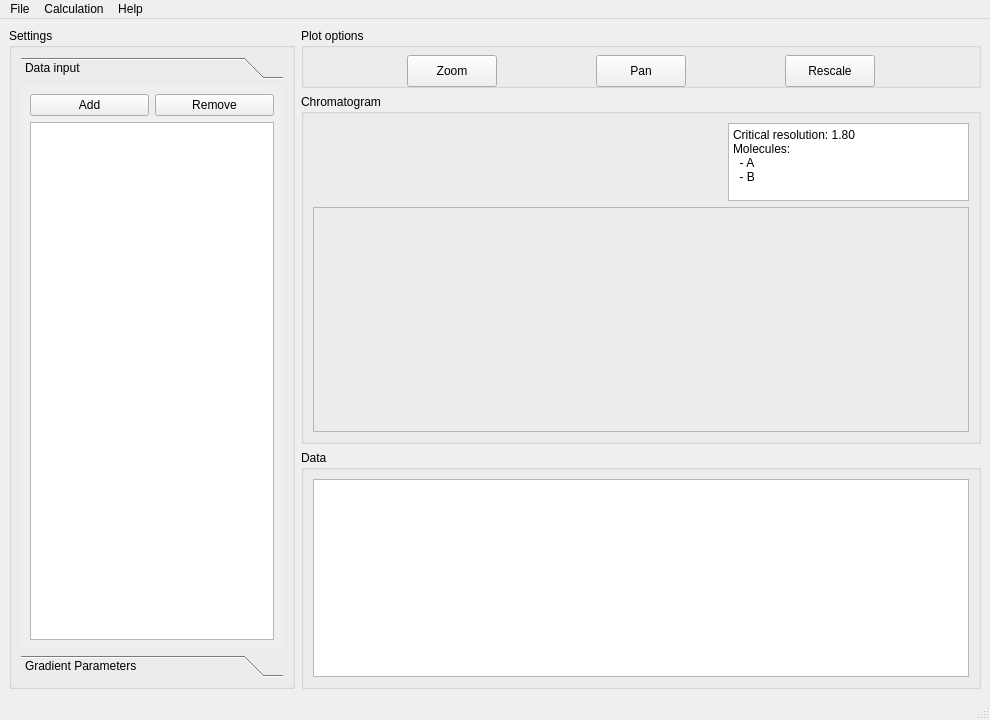
gmrandazzo/PyLSS, file gui/mainwindow.ui: the form before one commit.
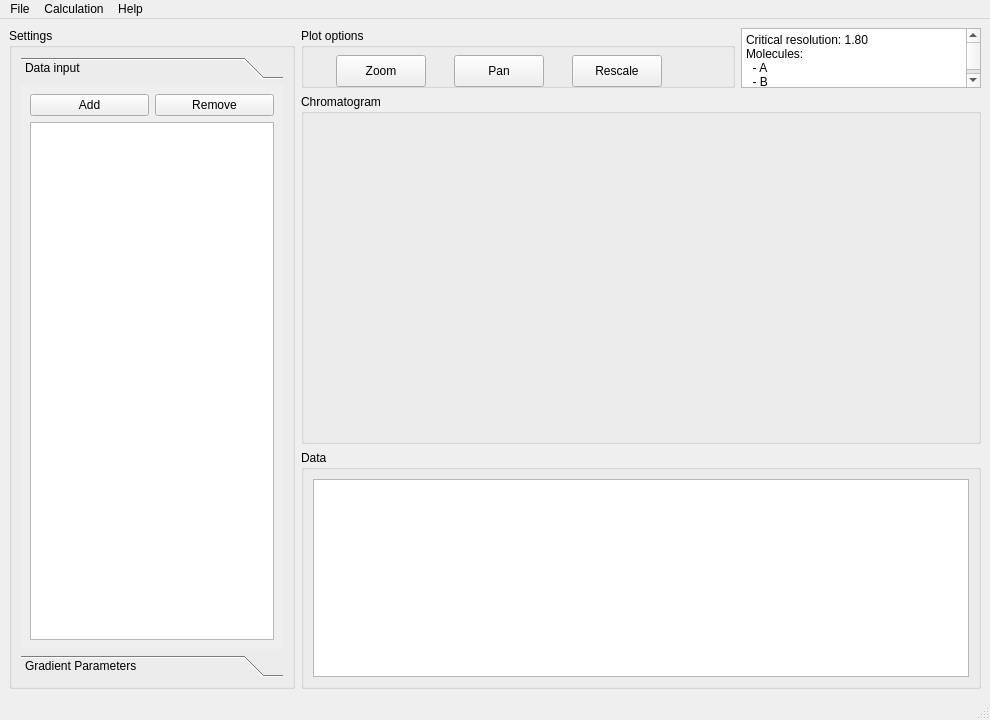
The form after the commit.

The edit to the form file:
```diff
--- a/gui/mainwindow.ui
+++ b/gui/mainwindow.ui
@@ -295,95 +295,11 @@
       </layout>
      </widget>
     </item>
-    <item row="1" column="1">
-     <widget class="QGroupBox" name="plotterBox">
-      <property name="minimumSize">
-       <size>
-        <width>680</width>
-        <height>350</height>
-       </size>
-      </property>
-      <property name="title">
-       <string>Chromatogram</string>
-      </property>
-      <layout class="QGridLayout" name="gridLayout_11">
-       <item row="0" column="0">
-        <spacer name="horizontalSpacer">
-         <property name="orientation">
-          <enum>Qt::Horizontal</enum>
-         </property>
-         <property name="sizeHint" stdset="0">
-          <size>
-           <width>396</width>
-           <height>20</height>
-          </size>
-         </property>
-        </spacer>
-       </item>
-       <item row="0" column="1">
-        <widget class="QPlainTextEdit" name="plainTextEdit">
-         <property name="maximumSize">
-          <size>
-           <width>241</width>
-           <height>78</height>
-          </size>
-         </property>
-         <property name="readOnly">
-          <bool>true</bool>
-         </property>
-         <property name="plainText">
-          <string>Critical resolution: 1.80
-Molecules: 
-  - A
-  - B</string>
-         </property>
-         <property name="overwriteMode">
-          <bool>true</bool>
-         </property>
-        </widget>
-       </item>
-       <item row="1" column="0" colspan="2">
-        <widget class="QFrame" name="framePlot">
-         <property name="frameShape">
-          <enum>QFrame::StyledPanel</enum>
-         </property>
-         <property name="frameShadow">
-          <enum>QFrame::Raised</enum>
-         </property>
-        </widget>
-       </item>
-      </layout>
-     </widget>
-    </item>
-    <item row="2" column="1">
-     <widget class="QGroupBox" name="plotterBox_2">
-      <property name="minimumSize">
-       <size>
-        <width>680</width>
-        <height>150</height>
-       </size>
-      </property>
-      <property name="maximumSize">
-       <size>
-        <width>16777215</width>
-        <height>250</height>
-       </size>
-      </property>
-      <property name="title">
-       <string>Data</string>
-      </property>
-      <layout class="QGridLayout" name="gridLayout_10">
-       <item row="0" column="0">
-        <widget class="QTableView" name="tableView"/>
-       </item>
-      </layout>
-     </widget>
-    </item>
     <item row="0" column="1">
      <widget class="QGroupBox" name="groupBox">
       <property name="minimumSize">
        <size>
-        <width>680</width>
+        <width>0</width>
         <height>60</height>
        </size>
       </property>
@@ -399,7 +315,7 @@
       <widget class="QPushButton" name="zoomButton">
        <property name="geometry">
         <rect>
-         <x>106</x>
+         <x>35</x>
          <y>27</y>
          <width>90</width>
          <height>32</height>
@@ -424,7 +340,7 @@
       <widget class="QPushButton" name="panButton">
        <property name="geometry">
         <rect>
-         <x>295</x>
+         <x>153</x>
          <y>27</y>
          <width>90</width>
          <height>32</height>
@@ -449,7 +365,7 @@
       <widget class="QPushButton" name="rescaleButton">
        <property name="geometry">
         <rect>
-         <x>484</x>
+         <x>271</x>
          <y>27</y>
          <width>90</width>
          <height>32</height>
@@ -473,6 +389,71 @@
       </widget>
      </widget>
     </item>
+    <item row="0" column="2">
+     <widget class="QPlainTextEdit" name="plainTextEdit">
+      <property name="minimumSize">
+       <size>
+        <width>240</width>
+        <height>60</height>
+       </size>
+      </property>
+      <property name="maximumSize">
+       <size>
+        <width>240</width>
+        <height>60</height>
+       </size>
+      </property>
+      <property name="readOnly">
+       <bool>true</bool>
+      </property>
+      <property name="plainText">
+       <string>Critical resolution: 1.80
+Molecules: 
+  - A
+  - B</string>
+      </property>
+      <property name="overwriteMode">
+       <bool>true</bool>
+      </property>
+     </widget>
+    </item>
+    <item row="1" column="1" colspan="2">
+     <widget class="QGroupBox" name="plotterBox">
+      <property name="minimumSize">
+       <size>
+        <width>680</width>
+        <height>350</height>
+       </size>
+      </property>
+      <property name="title">
+       <string>Chromatogram</string>
+      </property>
+     </widget>
+    </item>
+    <item row="2" column="1" colspan="2">
+     <widget class="QGroupBox" name="plotterBox_2">
+      <property name="minimumSize">
+       <size>
+        <width>680</width>
+        <height>150</height>
+       </size>
+      </property>
+      <property name="maximumSize">
+       <size>
+        <width>16777215</width>
+        <height>250</height>
+       </size>
+      </property>
+      <property name="title">
+       <string>Data</string>
+      </property>
+      <layout class="QGridLayout" name="gridLayout_10">
+       <item row="0" column="0">
+        <widget class="QTableView" name="tableView"/>
+       </item>
+      </layout>
+     </widget>
+    </item>
    </layout>
   </widget>
   <widget class="QMenuBar" name="menubar">
```
